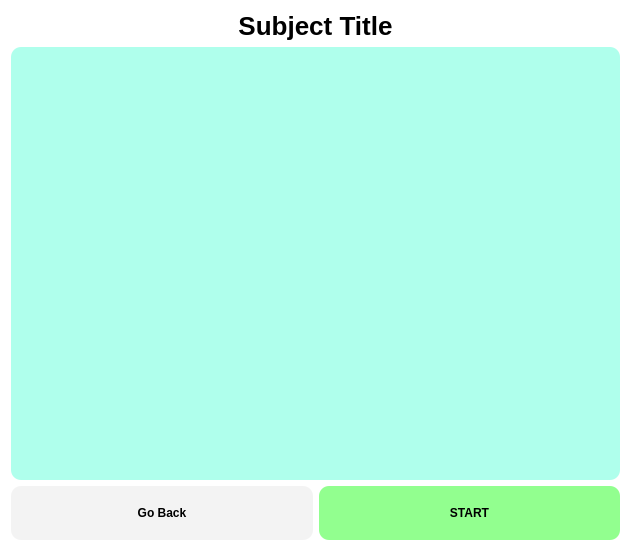
Old version of the form screens/subject.ui in the repository jshperalta/ai-englishTutor.
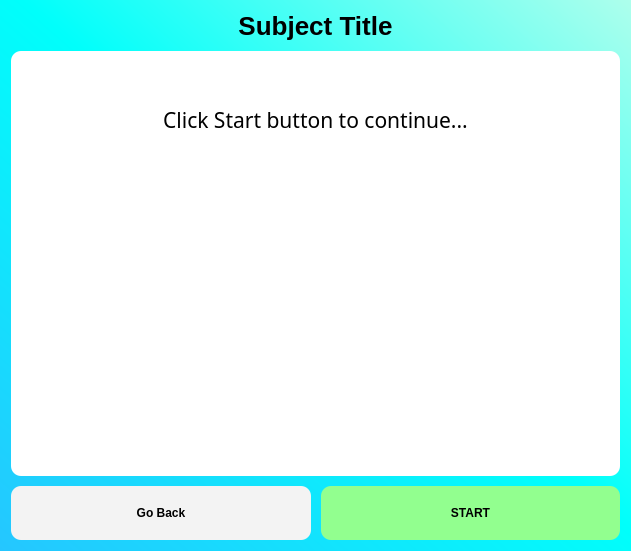
New version of the form.

Commit message: modified:   Translator.ui 	modified:   arduinoServo.py 	modified:   arduinoServo/arduinoServo.ino 	modified:   defines/__pycache__/speakandrecognize.cpython-37.pyc 	modified:   main.py 	modified:   screens/subject.ui 	modified:   screens/topics.ui 	modified:   screens/welcome.ui

The edit to the form file:
```diff
--- a/screens/subject.ui
+++ b/screens/subject.ui
@@ -14,9 +14,14 @@
    <string>Subject</string>
   </property>
   <property name="styleSheet">
-   <string notr="true">background-color: #fff;</string>
+   <string notr="true">#Subject{
+background: qlineargradient(spread:pad, x1:0, y1:1, x2:1, y2:0, stop:0 rgba(37, 198, 255, 255), stop:0.517857 rgba(0, 255, 251, 255), stop:1 rgba(174, 255, 236, 255))
+}</string>
   </property>
   <layout class="QGridLayout" name="gridLayout">
+   <property name="spacing">
+    <number>10</number>
+   </property>
    <item row="0" column="0" colspan="2">
     <widget class="QLabel" name="subject_Title">
      <property name="font">
@@ -58,7 +63,7 @@
       <bool>false</bool>
      </property>
      <property name="styleSheet">
-      <string notr="true">background-color: #AFFFEC;
+      <string notr="true">background-color: #fff;
 	color: black; 
 	font-family: 'Gilroy';
 	font-weight: 400;
@@ -77,7 +82,7 @@
 &lt;html&gt;&lt;head&gt;&lt;meta name=&quot;qrichtext&quot; content=&quot;1&quot; /&gt;&lt;style type=&quot;text/css&quot;&gt;
 p, li { white-space: pre-wrap; }
 &lt;/style&gt;&lt;/head&gt;&lt;body style=&quot; font-family:'Gilroy'; font-size:16pt; font-weight:400; font-style:normal;&quot;&gt;
-&lt;p align=&quot;center&quot; style=&quot;-qt-paragraph-type:empty; margin-top:0px; margin-bottom:0px; margin-left:0px; margin-right:0px; -qt-block-indent:0; text-indent:0px;&quot;&gt;&lt;br /&gt;&lt;/p&gt;&lt;/body&gt;&lt;/html&gt;</string>
+&lt;p align=&quot;center&quot; style=&quot; margin-top:0px; margin-bottom:0px; margin-left:0px; margin-right:0px; -qt-block-indent:0; text-indent:0px;&quot;&gt;Click Start button to continue...&lt;/p&gt;&lt;/body&gt;&lt;/html&gt;</string>
      </property>
     </widget>
    </item>
@@ -101,6 +106,9 @@
    </item>
    <item row="2" column="1">
     <widget class="QPushButton" name="btnStart">
+     <property name="enabled">
+      <bool>true</bool>
+     </property>
      <property name="cursor">
       <cursorShape>PointingHandCursor</cursorShape>
      </property>
```
The commit also changes 7 other files.
